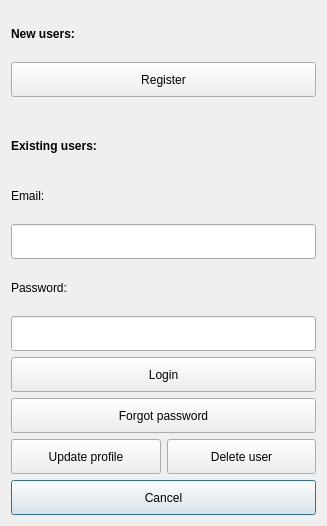
ConservationInternational/trends.earth, file LDMP/gui/DlgSettings.ui: the form before one commit.
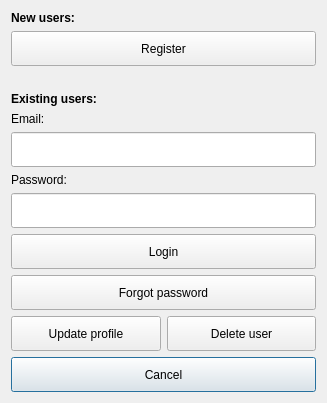
The form after the commit.

Commit message: Output JSON with downloads.

```diff
--- a/LDMP/gui/DlgSettings.ui
+++ b/LDMP/gui/DlgSettings.ui
@@ -7,11 +7,11 @@
     <x>0</x>
     <y>0</y>
     <width>327</width>
-    <height>526</height>
+    <height>401</height>
    </rect>
   </property>
   <property name="sizePolicy">
-   <sizepolicy hsizetype="Fixed" vsizetype="Fixed">
+   <sizepolicy hsizetype="Fixed" vsizetype="Minimum">
     <horstretch>0</horstretch>
     <verstretch>0</verstretch>
    </sizepolicy>
```
The commit also changes 2 other files.
